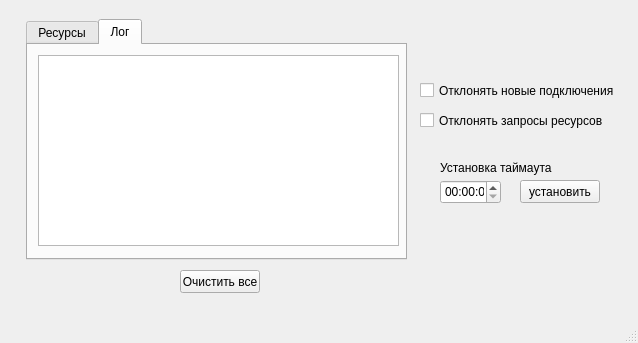
The window that mainwindow.ui (touch-my-tralala/test_server) describes before a commit, drawn with Qt 5.
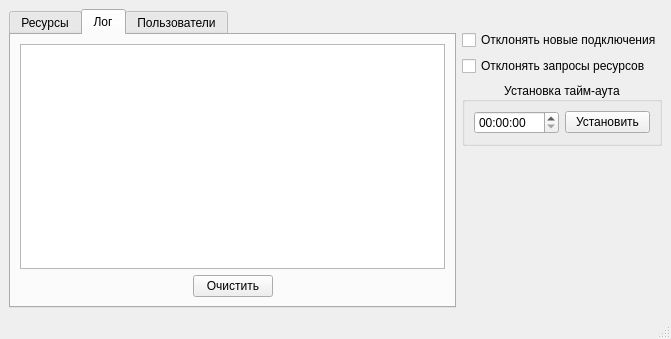
The same window after the commit. The open tabs and pages were chosen to show the change.

```diff
--- a/mainwindow.ui
+++ b/mainwindow.ui
@@ -6,39 +6,31 @@
    <rect>
     <x>0</x>
     <y>0</y>
-    <width>638</width>
-    <height>343</height>
+    <width>671</width>
+    <height>339</height>
    </rect>
   </property>
   <property name="windowTitle">
    <string>MainWindow</string>
   </property>
   <widget class="QWidget" name="centralwidget">
+   <layout class="QHBoxLayout" name="horizontalLayout_4">
+    <item>
+     <layout class="QVBoxLayout" name="verticalLayout_4">
+      <item>
    <widget class="QTabWidget" name="tabWidget">
-    <property name="geometry">
-     <rect>
-      <x>26</x>
-      <y>19</y>
-      <width>381</width>
-      <height>241</height>
-     </rect>
-    </property>
     <property name="currentIndex">
-     <number>1</number>
+         <number>2</number>
     </property>
     <widget class="QWidget" name="tab">
      <attribute name="title">
       <string>Ресурсы</string>
      </attribute>
+         <layout class="QVBoxLayout" name="verticalLayout_8">
+          <item>
+           <layout class="QVBoxLayout" name="verticalLayout_3">
+            <item>
      <widget class="QTableWidget" name="tableWidget">
-      <property name="geometry">
-       <rect>
-        <x>10</x>
-        <y>10</y>
-        <width>361</width>
-        <height>191</height>
-       </rect>
-      </property>
       <property name="rowCount">
        <number>4</number>
       </property>
@@ -53,105 +45,247 @@
       <column/>
       <column/>
      </widget>
+            </item>
+            <item>
+             <layout class="QHBoxLayout" name="horizontalLayout_2">
+              <item>
+               <spacer name="horizontalSpacer">
+                <property name="orientation">
+                 <enum>Qt::Horizontal</enum>
+                </property>
+                <property name="sizeHint" stdset="0">
+                 <size>
+                  <width>40</width>
+                  <height>20</height>
+                 </size>
+                </property>
+               </spacer>
+              </item>
+              <item>
+               <widget class="QPushButton" name="clearAllBtn">
+                <property name="text">
+                 <string>Освободить все</string>
+                </property>
+               </widget>
+              </item>
+              <item>
+               <spacer name="horizontalSpacer_2">
+                <property name="orientation">
+                 <enum>Qt::Horizontal</enum>
+                </property>
+                <property name="sizeHint" stdset="0">
+                 <size>
+                  <width>40</width>
+                  <height>20</height>
+                 </size>
+                </property>
+               </spacer>
+              </item>
+             </layout>
+            </item>
+           </layout>
+          </item>
+         </layout>
     </widget>
     <widget class="QWidget" name="tab_2">
      <attribute name="title">
       <string>Лог</string>
      </attribute>
-     <widget class="QTextBrowser" name="logTextBrowser">
-      <property name="geometry">
-       <rect>
-        <x>10</x>
-        <y>10</y>
-        <width>361</width>
-        <height>191</height>
-       </rect>
-      </property>
-     </widget>
-    </widget>
-   </widget>
-   <widget class="QPushButton" name="clearAllBtn">
-    <property name="geometry">
-     <rect>
-      <x>180</x>
-      <y>270</y>
-      <width>80</width>
-      <height>23</height>
-     </rect>
-    </property>
+         <layout class="QVBoxLayout" name="verticalLayout_9">
+          <item>
+           <layout class="QVBoxLayout" name="verticalLayout_6">
+            <item>
+             <widget class="QTextBrowser" name="logTextBrowser"/>
+            </item>
+            <item>
+             <layout class="QHBoxLayout" name="horizontalLayout_5">
+              <item>
+               <spacer name="horizontalSpacer_3">
+                <property name="orientation">
+                 <enum>Qt::Horizontal</enum>
+                </property>
+                <property name="sizeHint" stdset="0">
+                 <size>
+                  <width>40</width>
+                  <height>20</height>
+                 </size>
+                </property>
+               </spacer>
+              </item>
+              <item>
+               <widget class="QPushButton" name="pushButton">
+                <property name="text">
+                 <string>Очистить</string>
+                </property>
+               </widget>
+              </item>
+              <item>
+               <spacer name="horizontalSpacer_4">
+                <property name="orientation">
+                 <enum>Qt::Horizontal</enum>
+                </property>
+                <property name="sizeHint" stdset="0">
+                 <size>
+                  <width>40</width>
+                  <height>20</height>
+                 </size>
+                </property>
+               </spacer>
+              </item>
+             </layout>
+            </item>
+           </layout>
+          </item>
+         </layout>
+        </widget>
+        <widget class="QWidget" name="tab_3">
+         <attribute name="title">
+          <string>Пользователи</string>
+         </attribute>
+         <layout class="QVBoxLayout" name="verticalLayout_10">
+          <item>
+           <layout class="QVBoxLayout" name="verticalLayout_7">
+            <item>
+             <widget class="QTableView" name="tableView">
+              <property name="sortingEnabled">
+               <bool>false</bool>
+              </property>
+             </widget>
+            </item>
+            <item>
+             <layout class="QHBoxLayout" name="horizontalLayout_6">
+              <item>
+               <widget class="QPushButton" name="pushButton_2">
     <property name="text">
-     <string>Очистить все</string>
-    </property>
-   </widget>
-   <widget class="QPushButton" name="timeoutBtn">
-    <property name="geometry">
-     <rect>
-      <x>520</x>
-      <y>180</y>
-      <width>80</width>
-      <height>23</height>
-     </rect>
-    </property>
+                 <string>Добавить</string>
+                </property>
+               </widget>
+              </item>
+              <item>
+               <spacer name="horizontalSpacer_5">
+                <property name="orientation">
+                 <enum>Qt::Horizontal</enum>
+                </property>
+                <property name="sizeHint" stdset="0">
+                 <size>
+                  <width>40</width>
+                  <height>20</height>
+                 </size>
+                </property>
+               </spacer>
+              </item>
+              <item>
+               <widget class="QPushButton" name="pushButton_3">
     <property name="text">
-     <string>установить</string>
-    </property>
-   </widget>
+                 <string>Удалить</string>
+                </property>
+               </widget>
+              </item>
+             </layout>
+            </item>
+           </layout>
+          </item>
+         </layout>
+        </widget>
+       </widget>
+      </item>
+     </layout>
+    </item>
+    <item>
+     <layout class="QVBoxLayout" name="verticalLayout_5">
+      <item>
+       <spacer name="verticalSpacer_2">
+        <property name="orientation">
+         <enum>Qt::Vertical</enum>
+        </property>
+        <property name="sizeType">
+         <enum>QSizePolicy::Fixed</enum>
+        </property>
+        <property name="sizeHint" stdset="0">
+         <size>
+          <width>20</width>
+          <height>21</height>
+         </size>
+        </property>
+       </spacer>
+      </item>
+      <item>
+       <layout class="QVBoxLayout" name="verticalLayout_2">
+        <item>
    <widget class="QCheckBox" name="rejectConnCheckBox">
-    <property name="geometry">
-     <rect>
-      <x>420</x>
-      <y>80</y>
-      <width>211</width>
-      <height>21</height>
-     </rect>
-    </property>
     <property name="text">
      <string>Отклонять новые подключения</string>
     </property>
    </widget>
+        </item>
+        <item>
    <widget class="QCheckBox" name="rejectResCheckBox">
-    <property name="geometry">
-     <rect>
-      <x>420</x>
-      <y>110</y>
-      <width>211</width>
-      <height>21</height>
-     </rect>
-    </property>
     <property name="text">
      <string>Отклонять запросы ресурсов</string>
     </property>
    </widget>
-   <widget class="QTimeEdit" name="timeEdit">
-    <property name="geometry">
-     <rect>
-      <x>440</x>
-      <y>180</y>
-      <width>61</width>
-      <height>24</height>
-     </rect>
-    </property>
-   </widget>
-   <widget class="QLabel" name="label">
-    <property name="geometry">
-     <rect>
-      <x>440</x>
-      <y>160</y>
-      <width>161</width>
-      <height>16</height>
-     </rect>
-    </property>
+        </item>
+       </layout>
+      </item>
+      <item>
+       <layout class="QVBoxLayout" name="verticalLayout">
+        <item>
+         <layout class="QHBoxLayout" name="horizontalLayout">
+          <item>
+           <widget class="QGroupBox" name="groupBox">
+            <property name="title">
+             <string>Установка тайм-аута</string>
+            </property>
+            <property name="alignment">
+             <set>Qt::AlignCenter</set>
+            </property>
+            <property name="flat">
+             <bool>false</bool>
+            </property>
+            <property name="checkable">
+             <bool>false</bool>
+            </property>
+            <layout class="QHBoxLayout" name="horizontalLayout_3">
+             <item>
+              <widget class="QTimeEdit" name="timeEdit"/>
+             </item>
+             <item>
+              <widget class="QPushButton" name="timeoutBtn">
     <property name="text">
-     <string>Установка таймаута</string>
-    </property>
-   </widget>
+                <string>Установить</string>
+               </property>
+              </widget>
+             </item>
+            </layout>
+           </widget>
+          </item>
+         </layout>
+        </item>
+       </layout>
+      </item>
+      <item>
+       <spacer name="verticalSpacer">
+        <property name="orientation">
+         <enum>Qt::Vertical</enum>
+        </property>
+        <property name="sizeHint" stdset="0">
+         <size>
+          <width>20</width>
+          <height>40</height>
+         </size>
+        </property>
+       </spacer>
+      </item>
+     </layout>
+    </item>
+   </layout>
   </widget>
   <widget class="QMenuBar" name="menubar">
    <property name="geometry">
     <rect>
      <x>0</x>
      <y>0</y>
-     <width>638</width>
+     <width>671</width>
      <height>20</height>
     </rect>
    </property>
```
Lines whose indentation alone changed are shown as unchanged.
